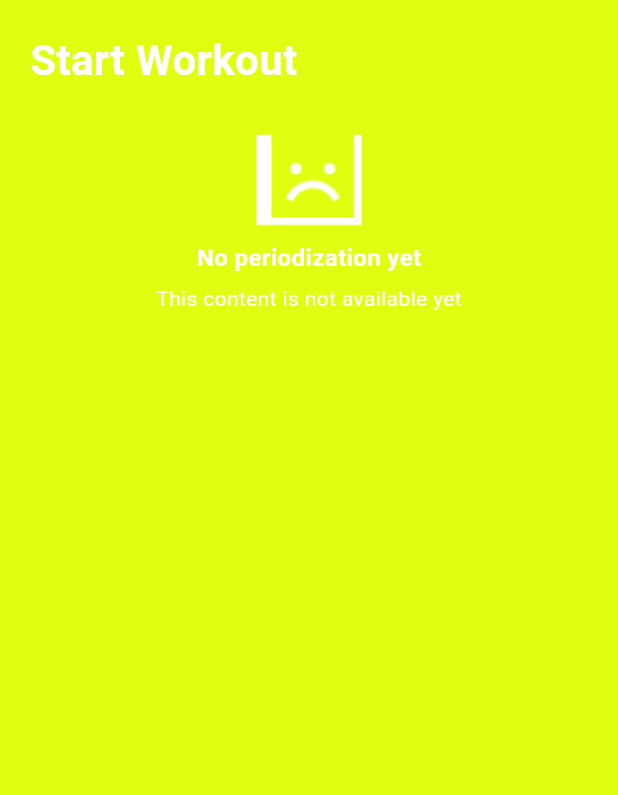
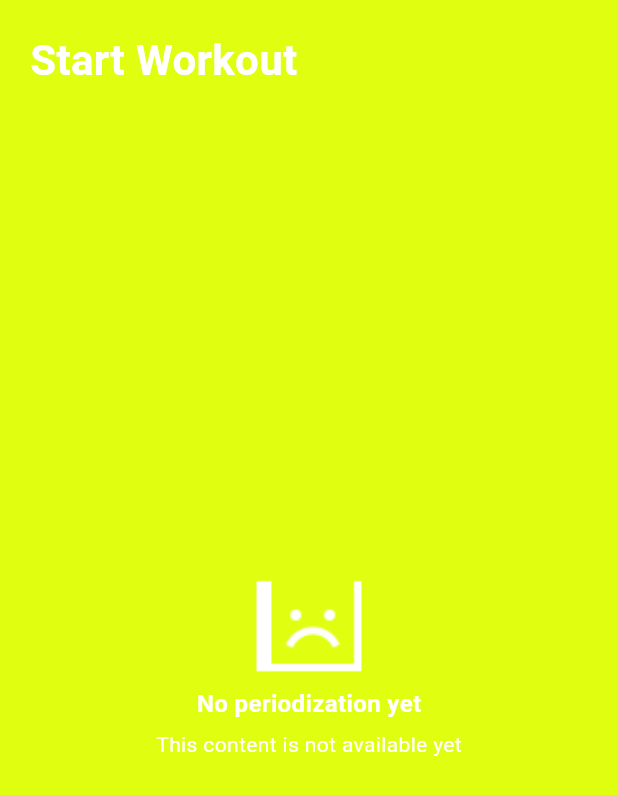
Before and after one commit to faustojc/workout_routine, a Flutter app: the StartWorkoutPage widget shown alone on an empty page, opened directly, on a phone screen of 412 x 824 dp. Shown: the top 795 px of the screen. Run offline on Flutter 3.47's test engine with Material 3 defaults, Android fonts, the phone set to English and light mode, and no system bars; drawn by our look-alikes of auto_size_text; our stand-ins replace cached_network_image, connectivity_plus, internet_connection_checker_plus, supabase_flutter, uni_links; missing offline and left inert: powersync; accounts and stored records are empty; statements that could not run were skipped.

Commit message:
Improve layout

```diff
--- a/lib/widgets/workouts/start_workout_page.dart
+++ b/lib/widgets/workouts/start_workout_page.dart
@@ -36,6 +36,32 @@ class _StartWorkoutPageState extends State<StartWorkoutPage> {
   }
 
   Future<Map<String, dynamic>?> _getWorkoutData() async {
+    final List<bool> checkData = [
+      PeriodizationModel.list.isNotEmpty,
+      WeekModel.list.isNotEmpty,
+      DayModel.list.isNotEmpty,
+      WorkoutModel.list.isNotEmpty,
+      WorkoutParameterModel.list.isNotEmpty,
+    ];
+
+    if (checkData.every((hasData) => hasData)) {
+      return {
+        'periodizations': PeriodizationModel.list,
+        'weeks': WeekModel.list,
+        'days': DayModel.list,
+        'workouts': WorkoutModel.list,
+        'workout_parameters': WorkoutParameterModel.list,
+      };
+    }
+
+    // For physical device
+    // final periodizations = PeriodizationModel.getAll();
+    // final weeks = WeekModel.getAll();
+    // final days = DayModel.getAll();
+    // final workouts = WorkoutModel.getAll();
+    // final workoutParameters = WorkoutParameterModel.getAll();
+
+    // for virtual device
     final periodizations = PeriodizationModel.fromList(await supabase.from('periodizations').select());
     final weeks = WeekModel.fromList(await supabase.from('weeks').select());
     final days = DayModel.fromList(await supabase.from('days').select());
@@ -89,21 +115,23 @@ class _StartWorkoutPageState extends State<StartWorkoutPage> {
                   ),
                   const SizedBox(height: 20),
                   (PeriodizationModel.list.isEmpty)
-                      ? const EmptyContent(title: "No periodization yet", subtitle: "This content is not available yet")
-                      : Expanded(
-                          child: ListView(
-                            shrinkWrap: true,
+                      ? const Expanded(child: EmptyContent(title: "No periodization yet", subtitle: "This content is not available yet"))
+                      : Center(
+                          child: SingleChildScrollView(
+                            child: Column(
+                              mainAxisAlignment: MainAxisAlignment.center,
+                              mainAxisSize: MainAxisSize.min,
                               children: PeriodizationModel.list.map((periodization) {
                                 final index = PeriodizationModel.list.indexOf(periodization);
 
                                 return GestureDetector(
                                   onTap: () {
                                     PeriodizationModel.current = periodization;
-                                  Routes.to(context, RouteList.periodization, 'right');
+                                    Routes.to(context, RouteList.periodization, direction: 'right');
                                   },
                                   child: Container(
                                     padding: const EdgeInsets.symmetric(horizontal: 20, vertical: 10),
-                                  constraints: const BoxConstraints(minHeight: 120),
+                                    constraints: const BoxConstraints(minHeight: 140),
                                     margin: const EdgeInsets.only(bottom: 20),
                                     decoration: BoxDecoration(
                                       borderRadius: BorderRadius.circular(12),
@@ -133,6 +161,7 @@ class _StartWorkoutPageState extends State<StartWorkoutPage> {
                                 );
                               }).toList(),
                             ),
+                          ),
                         )
                 ],
               ),
```
Also changed, not shown: lib/widgets/user/home.dart (+3 -7 lines), lib/widgets/user/profile/edit_profile_details.dart (added, +15 -0 lines), lib/widgets/user/profile/profile_menu.dart (+26 -57 lines). Lines whose indentation alone changed are shown as unchanged.
